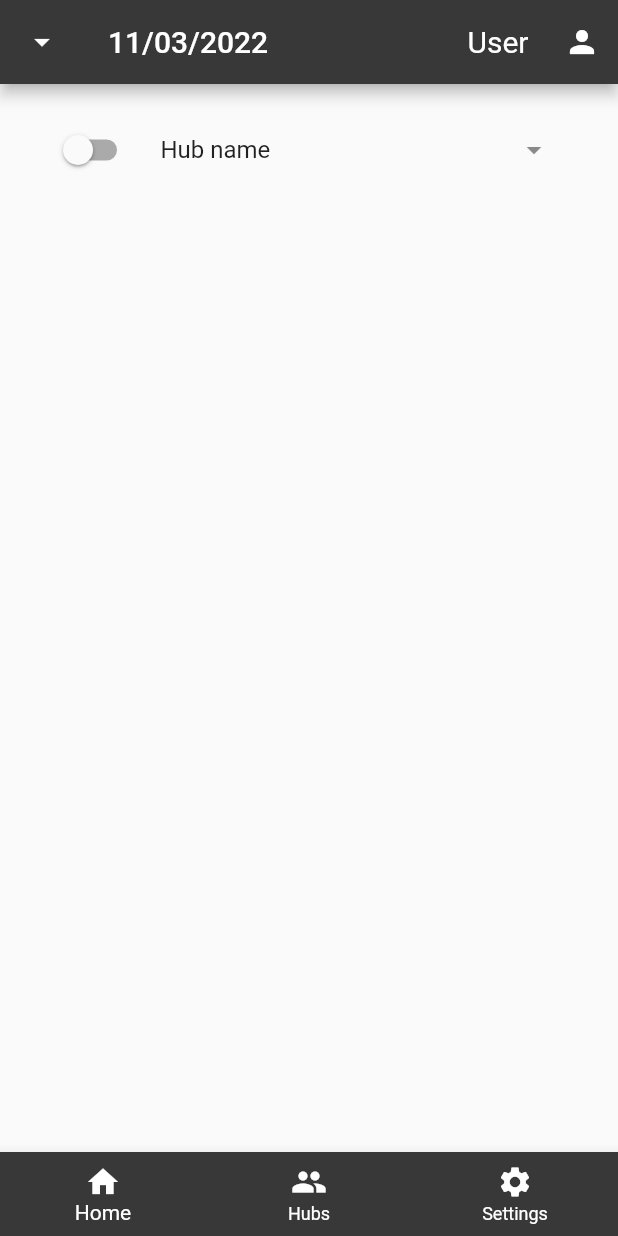
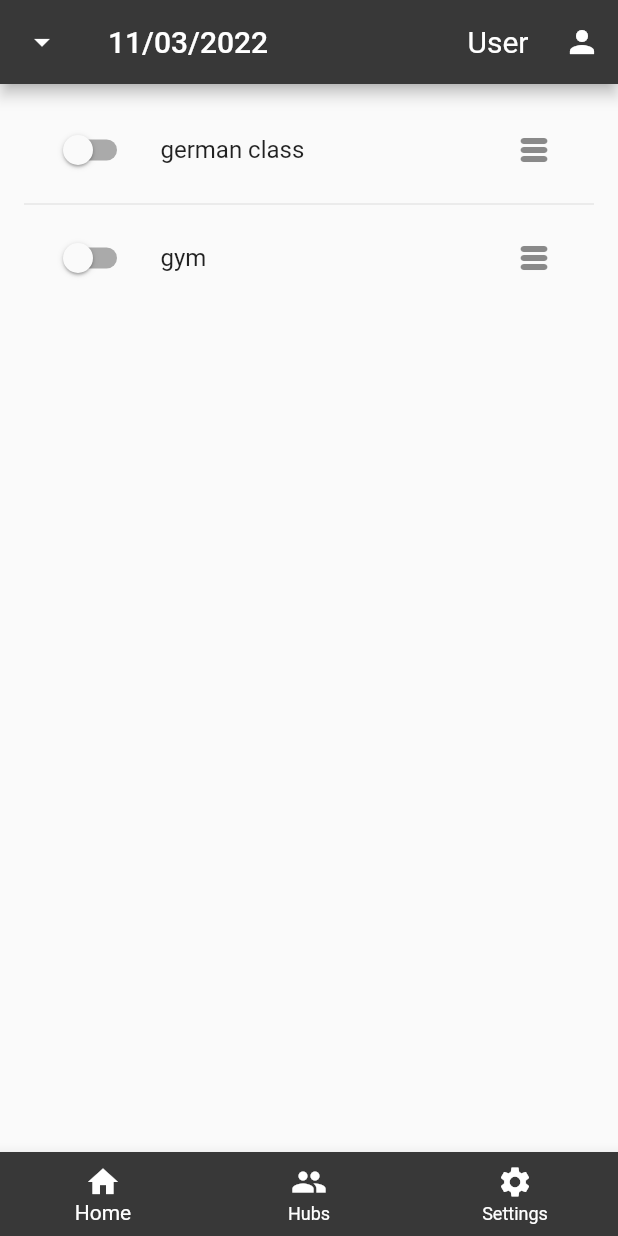
Before and after one commit to nickbrakis/hub_it_flutter, a Flutter app: the screen it shows after launch, on a phone screen of 412 x 824 dp. Run offline on Flutter 3.47's test engine with Material 2 defaults, Android fonts, the phone set to English and light mode, and no system bars; missing offline and left inert: dart:js.

Commit message:
fix onChanged

```diff
--- a/lib/main.dart
+++ b/lib/main.dart
@@ -64,21 +64,27 @@ Future<void> _selectDate(BuildContext context) async {
     });
   }
 }
-final _hubs = <Hub>[];
+
 bool _hub_state = false;
-
+final _hubs = <Hub> [];
+//dummy data
 final hub1 = Hub(title: "german class");
+final hub2 = Hub(title: "gym");
 
 
 // List View Widget
 Widget _buildTaskList() {
+// dummy data
+  _hubs.add(hub1);
+  _hubs.add(hub2);
+
   return ListView.separated(
     padding: const EdgeInsets.all(16.0),
     separatorBuilder: (context, index) => const Divider(),
-    itemCount: 1,
+    itemCount: _hubs.length,
     itemBuilder: (context, index) {
       return SwitchListTile(
-        title: const Text("Hub name"),
+        title: Text(_hubs[index].title),
         value: _hub_state,
         onChanged: (bool value) {
           setState(() {
@@ -86,7 +92,7 @@ Widget _buildTaskList() {
           });
         },
         secondary: IconButton(
-          icon: const Icon(Icons.arrow_drop_down),
+          icon: const Icon(Icons.table_rows_rounded),
           onPressed: () {},
         ),
         controlAffinity:
```
